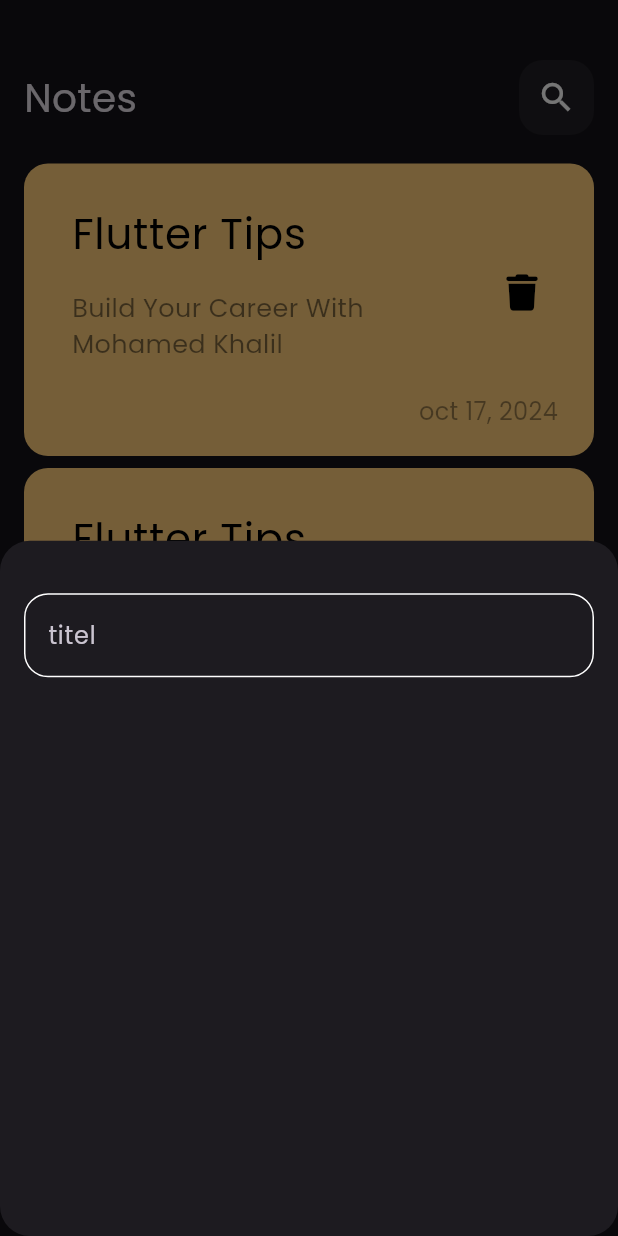
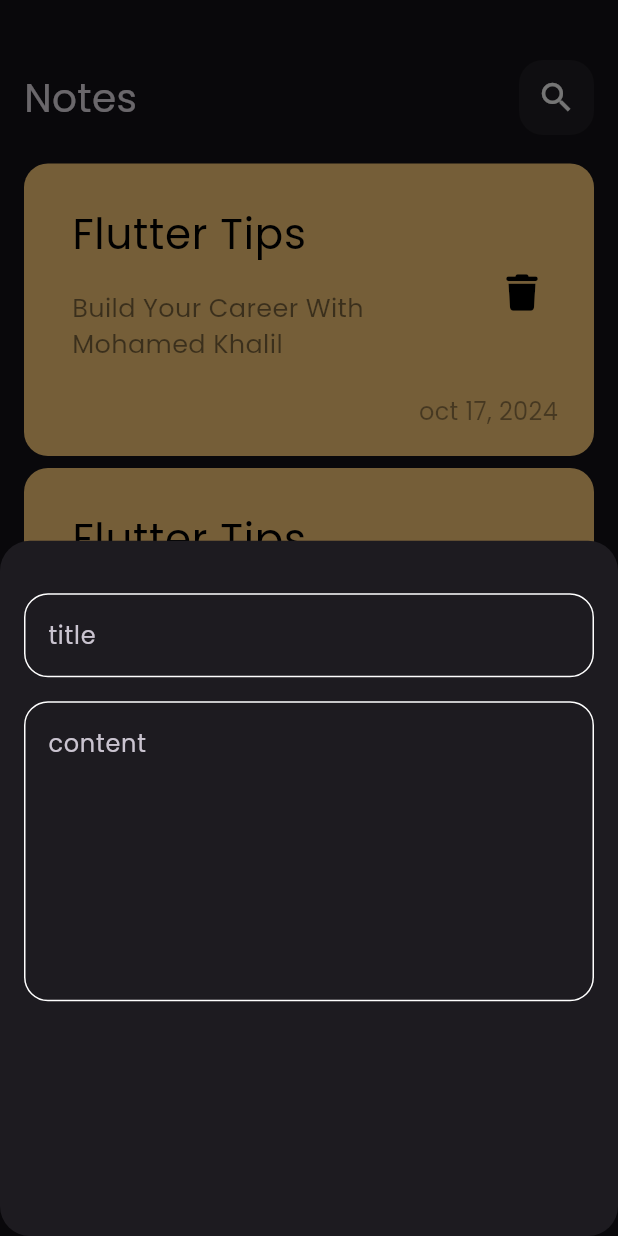
Before and after one commit to MohamedKHalilElsaaw/my_notes, a Flutter app: the screen it shows after launch, after a tap on the "add" icon, on a phone screen of 412 x 824 dp. Run offline on Flutter 3.47's test engine with Material 3 defaults, Android fonts, the phone set to English and light mode, and no system bars; our stand-ins replace font_awesome_flutter.

Commit message:
add fields to bottom sheet

```diff
--- a/lib/views/widgets/add_note_bottom_sheet.dart
+++ b/lib/views/widgets/add_note_bottom_sheet.dart
@@ -13,7 +13,16 @@ class AddNoteBottomSheet extends StatelessWidget {
           SizedBox(
             height: 35,
           ),
-          CustomTextField(),
+          CustomTextField(
+            hint: 'title',
+          ),
+          SizedBox(
+            height: 16,
+          ),
+          CustomTextField(
+            hint: 'content',
+            maxLines: 7,
+          ),
         ],
       ),
     );
--- a/lib/views/widgets/custom_text_field.dart
+++ b/lib/views/widgets/custom_text_field.dart
@@ -2,14 +2,16 @@ import 'package:flutter/material.dart';
 import 'package:my_notes/constants.dart';
 
 class CustomTextField extends StatelessWidget {
-  const CustomTextField({super.key});
-
+  const CustomTextField({super.key, required this.hint, this.maxLines = 1});
+  final String hint;
+  final int maxLines;
   @override
   Widget build(BuildContext context) {
     return TextField(
+      maxLines: maxLines,
       cursorColor: kPrimaryColor,
       decoration: InputDecoration(
-        hintText: 'titel',
+        hintText: hint,
         border: buildBorder(),
         enabledBorder: buildBorder(),
         focusedBorder: buildBorder(kPrimaryColor),
```
